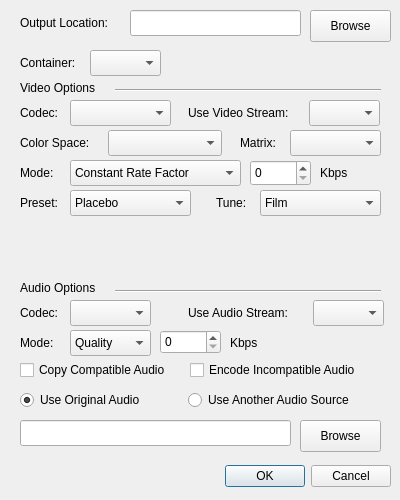
l33tmeatwad/AMVtool, file Source/OSX/configure.ui: the form before one commit.
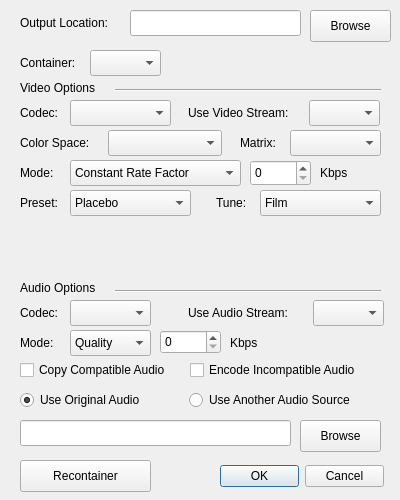
The form after the commit.

```diff
--- a/Source/OSX/configure.ui
+++ b/Source/OSX/configure.ui
@@ -28,9 +28,9 @@
   <widget class="QDialogButtonBox" name="buttonBox">
    <property name="geometry">
     <rect>
-     <x>30</x>
+     <x>220</x>
      <y>460</y>
-     <width>361</width>
+     <width>164</width>
      <height>32</height>
     </rect>
    </property>
@@ -599,7 +599,7 @@
     <rect>
      <x>20</x>
      <y>390</y>
-     <width>334</width>
+     <width>335</width>
      <height>20</height>
     </rect>
    </property>
@@ -636,6 +636,28 @@
     <string>Encode Incompatible Audio</string>
    </property>
   </widget>
+  <widget class="QPushButton" name="recontainerALL">
+   <property name="geometry">
+    <rect>
+     <x>20</x>
+     <y>460</y>
+     <width>131</width>
+     <height>32</height>
+    </rect>
+   </property>
+   <property name="sizePolicy">
+    <sizepolicy hsizetype="Expanding" vsizetype="Fixed">
+     <horstretch>0</horstretch>
+     <verstretch>0</verstretch>
+    </sizepolicy>
+   </property>
+   <property name="focusPolicy">
+    <enum>Qt::NoFocus</enum>
+   </property>
+   <property name="text">
+    <string>Recontainer</string>
+   </property>
+  </widget>
  </widget>
  <resources/>
  <connections>
```
Left out of the diff: 6 changed lines with no effect on the pictures.
